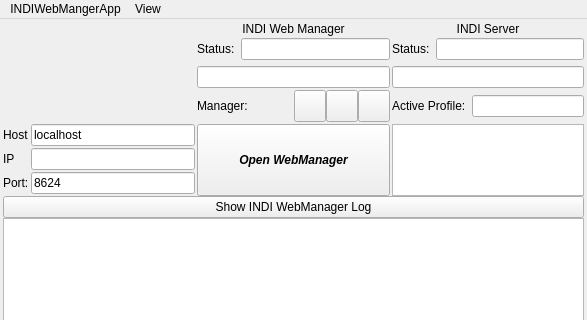
Old version of the form src/mainwindow.ui in the repository rlancaste/INDIWebManagerApp; both pictures show x 0 to 587 and y 0 to 320 of the 587 by 463 pixel window.
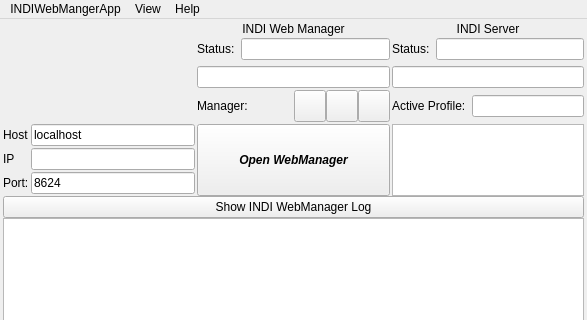
New version of the form.

```diff
--- a/src/mainwindow.ui
+++ b/src/mainwindow.ui
@@ -506,8 +506,15 @@
     <addaction name="actionMain_Window"/>
     <addaction name="actionHIde_Window"/>
    </widget>
+   <widget class="QMenu" name="menuHelp">
+    <property name="title">
+     <string>Help</string>
+    </property>
+    <addaction name="actionWhat_s_This"/>
+   </widget>
    <addaction name="menuINDIWebMangerApp"/>
    <addaction name="menuView"/>
+   <addaction name="menuHelp"/>
   </widget>
   <action name="actionMain_Window">
    <property name="text">
```
Left out of the diff: 5 changed lines with no effect on the pictures.
